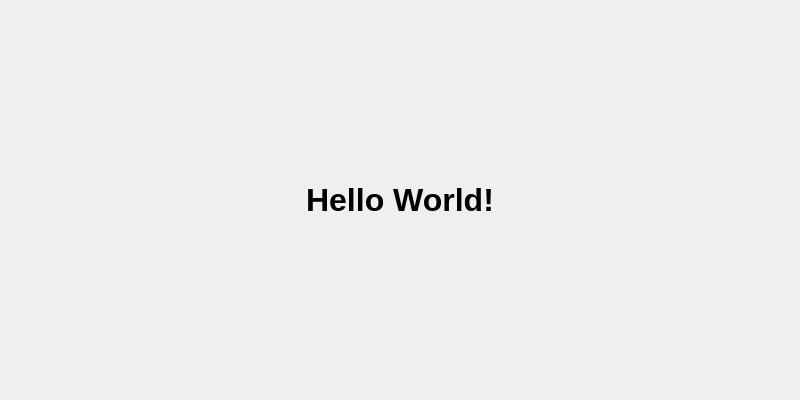
Old version of the form gui/layout/main_workspace.ui in the repository mudrikam/Image-Tea-mini.
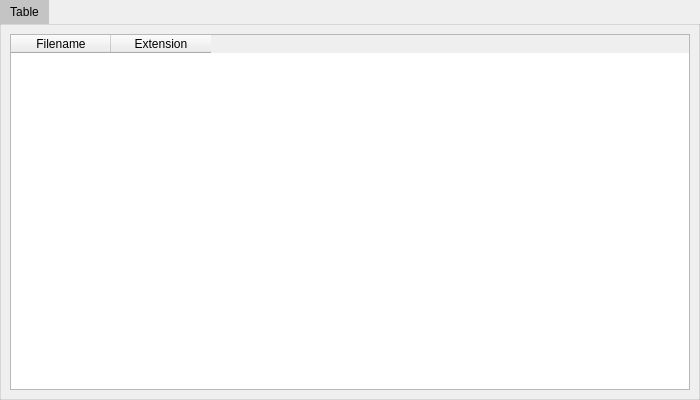
New version of the form.

Commit message: tab workspace berfungsi dengan baik minus drag drop

Patch:
```diff
--- a/gui/layout/main_workspace.ui
+++ b/gui/layout/main_workspace.ui
@@ -6,17 +6,57 @@
    <rect>
     <x>0</x>
     <y>0</y>
-    <width>800</width>
+    <width>700</width>
     <height>400</height>
    </rect>
   </property>
+  <property name="sizePolicy">
+   <sizepolicy hsizetype="Expanding" vsizetype="Preferred">
+    <horstretch>0</horstretch>
+    <verstretch>0</verstretch>
+   </sizepolicy>
+  </property>
+  <property name="minimumSize">
+   <size>
+    <width>600</width>
+    <height>400</height>
+   </size>
+  </property>
   <property name="windowTitle">
    <string>Main Workspace</string>
   </property>
+  <property name="styleSheet">
+   <string notr="true">QTabWidget {
+    background: transparent;
+    border: none;
+}
+QTabWidget::pane {
+    border: 1px solid rgba(114, 114, 114, 0.2);
+    background: transparent;
+}
+QTabBar::tab {
+    background-color: rgba(114, 114, 114, 0.2);
+    padding: 5px;
+    padding-left: 10px;
+    padding-right: 10px;
+    margin-right: 2px;
+}
+QTabBar::tab:selected {
+    background-color: rgba(114, 114, 114, 0.35);
+}
+QTabBar::tab:hover:!selected {
+    background-color: rgba(114, 114, 114, 0.15);
+}
+QTabBar::close-button {
+    /* No image specified here - will be set in code */
+    subcontrol-position: right;
+}
+QTabBar::close-button:hover {
+    background-color: rgba(255, 100, 100, 0.3);
+    border-radius: 2px;
+}</string>
+  </property>
   <layout class="QVBoxLayout" name="verticalLayout">
-   <property name="spacing">
-    <number>0</number>
-   </property>
    <property name="leftMargin">
     <number>0</number>
    </property>
@@ -30,25 +70,31 @@
     <number>0</number>
    </property>
    <item>
-    <widget class="QLabel" name="lblHelloWorld">
-     <property name="sizePolicy">
-      <sizepolicy hsizetype="Expanding" vsizetype="Expanding">
-       <horstretch>0</horstretch>
-       <verstretch>0</verstretch>
-      </sizepolicy>
+    <widget class="QTabWidget" name="tabWidget">
+     <property name="currentIndex">
+      <number>0</number>
      </property>
-     <property name="font">
-      <font>
-       <pointsize>24</pointsize>
-       <bold>true</bold>
-      </font>
-     </property>
-     <property name="text">
-      <string>Hello World!</string>
-     </property>
-     <property name="alignment">
-      <set>Qt::AlignCenter</set>
-     </property>
+     <widget class="QWidget" name="table_tab">
+      <attribute name="title">
+       <string>Table</string>
+      </attribute>
+      <layout class="QVBoxLayout" name="verticalLayout_3">
+       <item>
+        <widget class="QTableWidget" name="tableWidget">
+         <column>
+          <property name="text">
+           <string>Filename</string>
+          </property>
+         </column>
+         <column>
+          <property name="text">
+           <string>Extension</string>
+          </property>
+         </column>
+        </widget>
+       </item>
+      </layout>
+     </widget>
     </widget>
    </item>
   </layout>
```
The commit also changes 7 other files.
